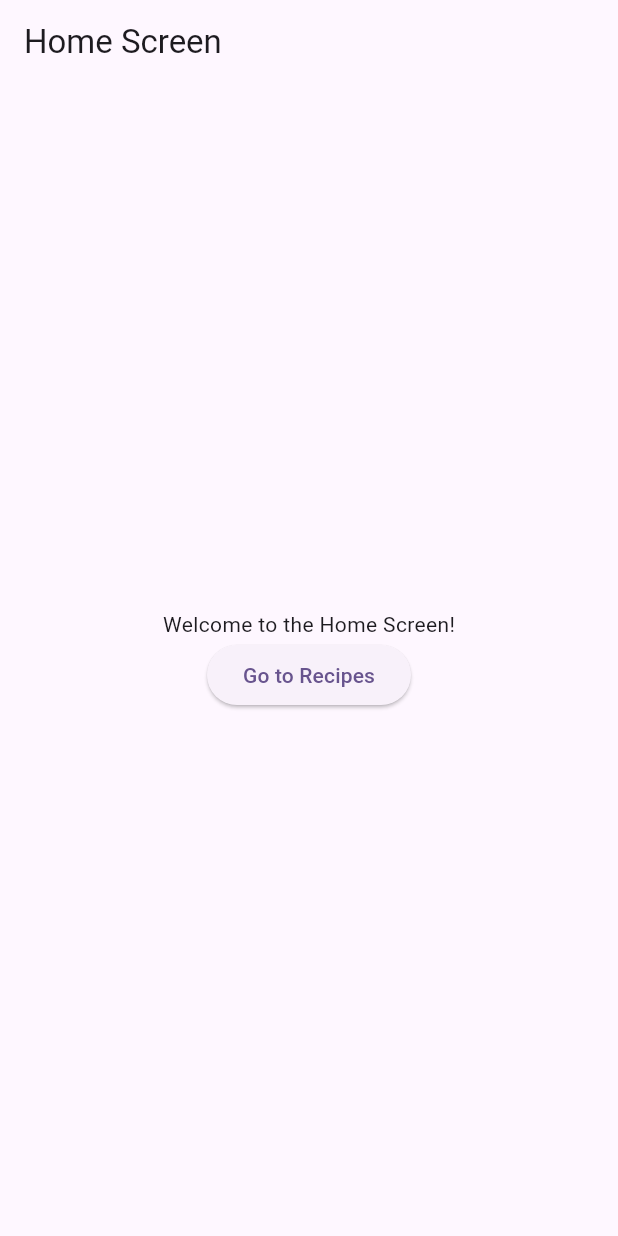
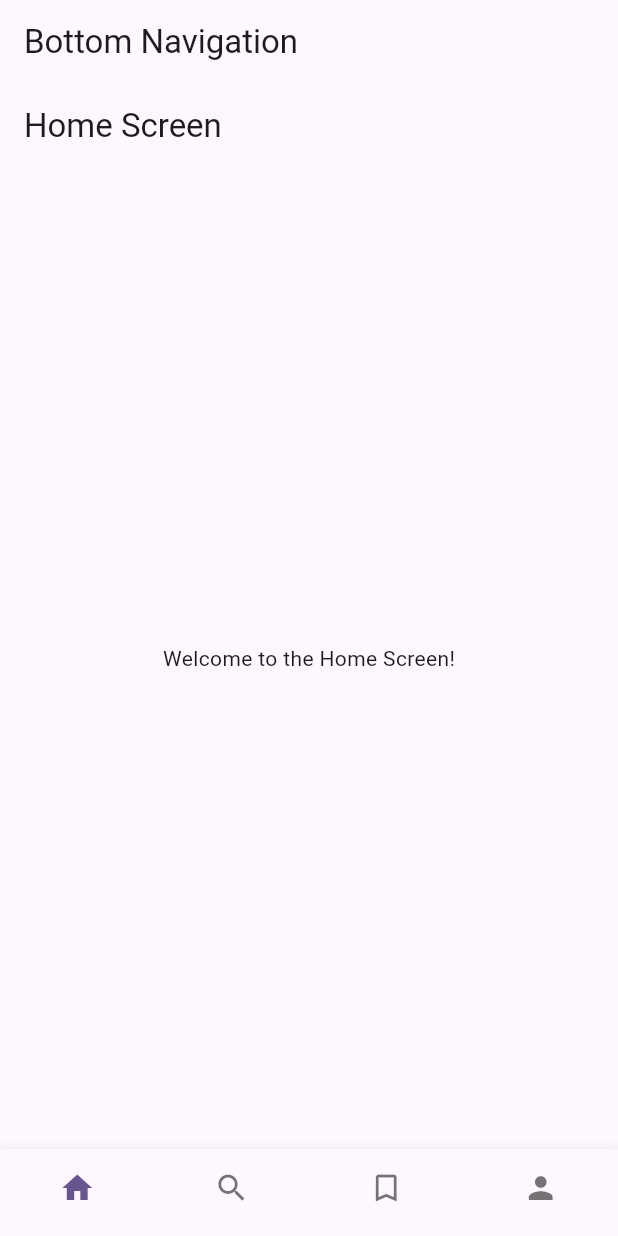
Before and after one commit to Khoa15/recipe_flutter_app, a Flutter app: the screen it shows after launch, on a phone screen of 412 x 824 dp. Run offline on Flutter 3.47's test engine with Material 3 defaults, Android fonts, the phone set to English and light mode, and no system bars; our stand-ins replace go_router.

Commit message:
feat: prototype bottom navigation

```diff
--- a/lib/src/routes/app_router.dart
+++ b/lib/src/routes/app_router.dart
@@ -1,10 +1,15 @@
 import 'package:flutter_recipe_app/src/screens/home/home_screen.dart';
+import 'package:flutter_recipe_app/src/screens/navigation/bottom_navigation.dart';
 import 'package:go_router/go_router.dart';
 
 class AppRouter {
-
   static final router = GoRouter(
     initialLocation: '/',
+    routes: [
+      StatefulShellRoute.indexedStack(
+        builder: (context, state, navigationShell) => BottomNavigation(child: navigationShell),
+        branches: [
+          StatefulShellBranch(
             routes: [
               GoRoute(
                 path: '/',
@@ -15,9 +20,17 @@ class AppRouter {
                 builder: (context, state) => const HomeScreen(),
               ),
               GoRoute(
+                path: '/recipes',
+                builder: (context, state) => const HomeScreen(),
+              ),
+              GoRoute(
                 path: '/profile',
                 builder: (context, state) => const HomeScreen(),
               ),
             ],
+          ),
+        ],
+      ),
+    ],
   );
 }
--- a/lib/src/screens/home/home_screen.dart
+++ b/lib/src/screens/home/home_screen.dart
@@ -14,12 +14,6 @@ class HomeScreen extends StatelessWidget {
           mainAxisAlignment: MainAxisAlignment.center,
           children: <Widget>[
             const Text('Welcome to the Home Screen!'),
-            ElevatedButton(
-              onPressed: () {
-                // Navigate to another screen or perform an action
-              },
-              child: const Text('Go to Recipes'),
-            ),
           ],
         ),
       ),
--- /dev/null
+++ b/lib/src/screens/navigation/bottom_navigation.dart
@@ -0,0 +1,65 @@
+import 'package:flutter/material.dart';
+import 'package:go_router/src/route.dart';
+
+class BottomNavigation extends StatefulWidget{
+  final StatefulNavigationShell child;
+  const BottomNavigation({super.key, required this.child});
+  @override
+  State<StatefulWidget> createState() => _BottomNavigationState();
+
+}
+
+class _BottomNavigationState extends State<BottomNavigation> {
+  int _selectedIndex = 0;
+
+  void _onItemTapped(int index) {
+    widget.child.goBranch(index);
+    setState(() {
+      _selectedIndex = index;
+    });
+  }
+
+  @override
+  Widget build(BuildContext context) {
+    return Scaffold(
+      appBar: AppBar(
+        title: const Text('Bottom Navigation'),
+      ),
+      body: Stack(
+        children: [
+          Column(
+            children: [
+              Expanded(child: widget.child)
+            ],
+          )
+        ],
+      ),
+      bottomNavigationBar: BottomNavigationBar(
+        items: const <BottomNavigationBarItem>[
+          BottomNavigationBarItem(
+            icon: Icon(Icons.home),
+            label: 'Home',
+          ),
+          BottomNavigationBarItem(
+            icon: Icon(Icons.search),
+            label: 'Search',
+          ),
+          BottomNavigationBarItem(
+            icon: Icon(Icons.bookmark_border),
+            label: 'Recipe',
+          ),
+          BottomNavigationBarItem(
+            icon: Icon(Icons.person),
+            label: 'Profile',
+          ),
+        ],
+        currentIndex: _selectedIndex,
+        onTap: _onItemTapped,
+        type: BottomNavigationBarType.fixed,
+
+        showSelectedLabels: false,
+        showUnselectedLabels: false,
+      ),
+    );
+  }
+}
```
Lines whose indentation alone changed are shown as unchanged.
